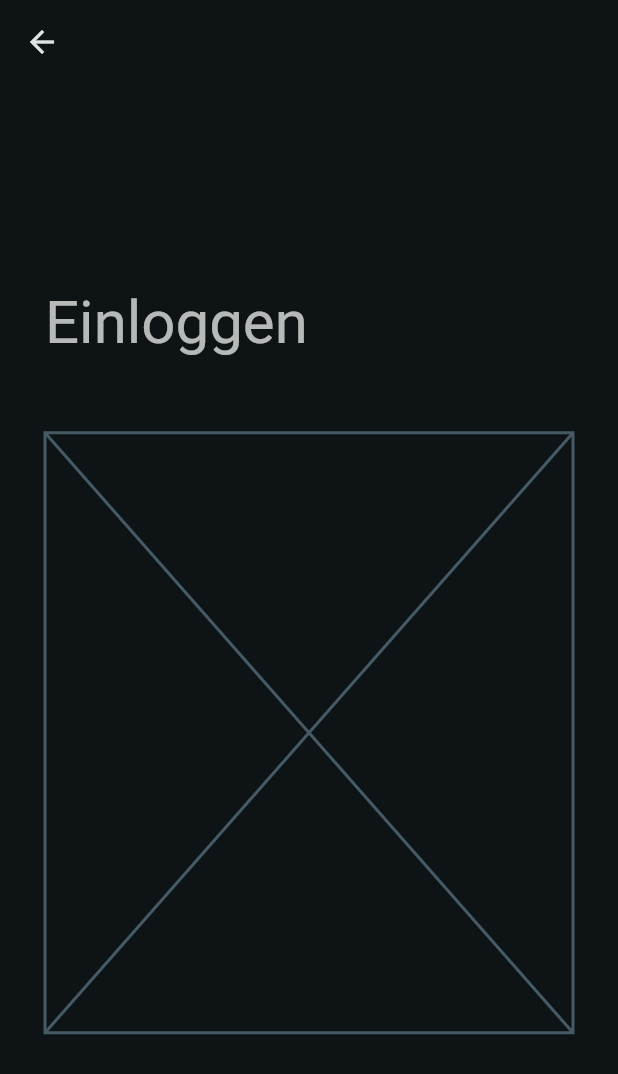
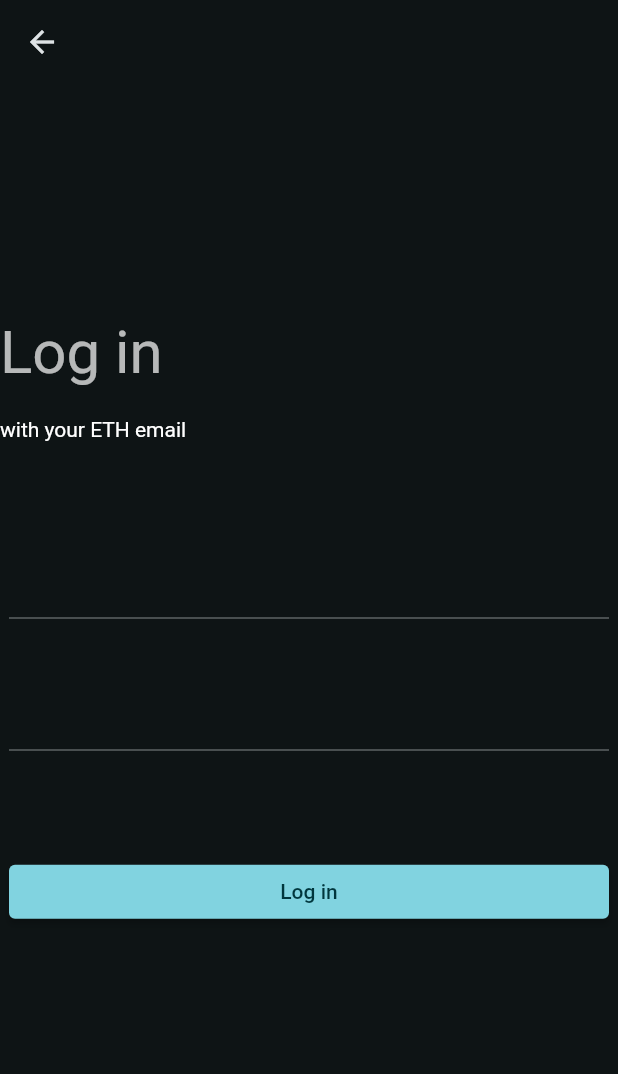
Before and after one commit to Totemi1324/viscon_hackathon_app, a Flutter app: the screen it shows after launch, after a tap on "Log in", on a phone screen of 412 x 824 dp. Shown: the top 1074 px of the screen. Run offline on Flutter 3.47's test engine with Material 2 defaults, Android fonts, the phone set to English and light mode, and no system bars; our stand-ins replace flutter_bloc; missing offline and left inert: flutter_gen.

Commit message:
Configure login screen and form

```diff
--- a/lib/screens/login_screen.dart
+++ b/lib/screens/login_screen.dart
@@ -1,8 +1,10 @@
 import 'package:flutter/material.dart';
 import 'package:viscon_hackathon_app/screens/base/flat.dart';
 
+import '../widgets/login_form.dart';
+
 class LogInScreen extends StatelessWidget {
-  static const routeName = "/log-in";
+  static const routeName = "log-in";
 
   const LogInScreen({super.key});
 
@@ -12,26 +14,30 @@ class LogInScreen extends StatelessWidget {
       onTap: () => FocusManager.instance.primaryFocus?.unfocus(),
       child: Flat(
         body: SafeArea(
-          child: Padding(
-            padding: const EdgeInsets.symmetric(horizontal: 30),
           child: SingleChildScrollView(
             child: Column(
               crossAxisAlignment: CrossAxisAlignment.center,
               children: [
                 Container(
                   alignment: Alignment.centerLeft,
-                    margin: const EdgeInsets.only(top: 50),
                   child: Text(
-                      "Einloggen",
+                    "Log in",
                     style: Theme.of(context).textTheme.headlineLarge,
                   ),
                 ),
                 Container(
+                  alignment: Alignment.centerLeft,
+                  margin: const EdgeInsets.only(top: 20),
+                  child: Text(
+                    "with your ETH email",
+                    style: Theme.of(context).textTheme.bodyMedium,
+                  ),
+                ),
+                Container(
                   margin: const EdgeInsets.symmetric(vertical: 50),
-                    child: const Placeholder(),
+                  child: const LogInForm(),
                 ),
               ],
-              ),
             ),
           ),
         ),
--- /dev/null
+++ b/lib/widgets/login_form.dart
@@ -0,0 +1,83 @@
+import 'package:flutter/material.dart';
+import 'package:flutter_bloc/flutter_bloc.dart';
+
+class LogInForm extends StatefulWidget {
+  const LogInForm({super.key});
+
+  @override
+  State<LogInForm> createState() => _LogInFormState();
+}
+
+class _LogInFormState extends State<LogInForm> {
+  final _formKey = GlobalKey<FormState>();
+  final _passwordFocusNode = FocusNode();
+
+  bool _isLoading = false;
+  String _email = "";
+  String _password = "";
+
+  void _onSignInPressed(BuildContext buildContext) /*async*/ {
+    setState(() {
+      _isLoading = true;
+    });
+
+    setState(() {
+      _isLoading = false;
+    });
+  }
+
+  @override
+  Widget build(BuildContext context) {
+    return ConstrainedBox(
+      constraints: const BoxConstraints(maxWidth: 400),
+      child: Form(
+        key: _formKey,
+        child: ListView(
+          shrinkWrap: true,
+          physics: const NeverScrollableScrollPhysics(),
+          children: [
+            Padding(
+              padding: const EdgeInsets.symmetric(vertical: 20),
+              child: TextFormField(
+                style: Theme.of(context).textTheme.bodyMedium,
+                autocorrect: false,
+                enableSuggestions: true,
+                onFieldSubmitted: (_) =>
+                    FocusScope.of(context).requestFocus(_passwordFocusNode),
+                onSaved: (newValue) {
+                  if (newValue != null) {
+                    _email = newValue;
+                  }
+                },
+              ),
+            ),
+            Padding(
+                padding: const EdgeInsets.symmetric(vertical: 20),
+                child: TextFormField(
+                  style: Theme.of(context).textTheme.bodyMedium,
+                  autocorrect: false,
+                  obscureText: true,
+                  focusNode: _passwordFocusNode,
+                  enableSuggestions: false,
+                  onFieldSubmitted: (_) {},
+                  onSaved: (newValue) {
+                    if (newValue != null) {
+                      _email = newValue;
+                    }
+                  },
+                )),
+            const SizedBox(
+              height: 50,
+            ),
+            ElevatedButton(
+              onPressed: _isLoading ? null : () => _onSignInPressed(context),
+              child: _isLoading
+                  ? const Text("Please wait...")
+                  : const Text("Log in"),
+            ),
+          ],
+        ),
+      ),
+    );
+  }
+}
```
Lines whose indentation alone changed are shown as unchanged.
